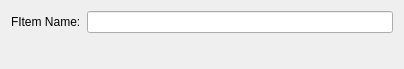
First picture: the form in kobby/dialogs/createitemwidget.ui, repository KDE/kte-collaborative, before the edit.
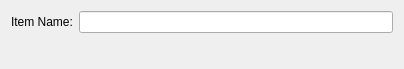
Second picture: the form after the edit.

Diff of the .ui file:
```diff
--- a/kobby/dialogs/createitemwidget.ui
+++ b/kobby/dialogs/createitemwidget.ui
@@ -17,9 +17,9 @@
    <item>
     <layout class="QHBoxLayout" name="horizontalLayout">
      <item>
-      <widget class="QLabel" name="folderNameLabel">
-       <property name="text">
-        <string>FItem Name:</string>
+      <widget class="QLabel" name="itemNameLabel" >
+       <property name="text" >
+        <string>Item Name:</string>
        </property>
       </widget>
      </item>
```
Left out of the diff: 23 changed lines with no effect on the pictures.
